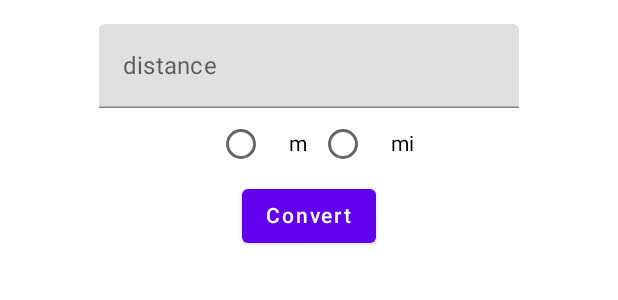
After one commit to fproks/UnitConvert, an Android app built with Jetpack Compose: the @Preview function DistanceConverter, on a phone screen of 412 x 824 dp. The commit adds this screen. Shown: the top 300 px of the screen. Run offline under Robolectric (Android 15) with nearby library versions, the phone set to English and light mode, and no system bars.

Commit message:
distance

```diff
--- /dev/null
+++ b/app/src/main/java/com/example/unitconvert/compose/DistanceConverter.kt
@@ -0,0 +1,110 @@
+package com.example.unitconvert.compose
+
+import androidx.compose.foundation.layout.Column
+import androidx.compose.foundation.layout.Row
+import androidx.compose.foundation.layout.fillMaxSize
+import androidx.compose.foundation.layout.padding
+import androidx.compose.foundation.text.KeyboardActions
+import androidx.compose.foundation.text.KeyboardOptions
+import androidx.compose.material.*
+import androidx.compose.runtime.Composable
+import androidx.compose.runtime.MutableState
+import androidx.compose.runtime.mutableStateOf
+import androidx.compose.runtime.saveable.rememberSaveable
+import androidx.compose.ui.Alignment
+import androidx.compose.ui.Modifier
+import androidx.compose.ui.platform.LocalFocusManager
+import androidx.compose.ui.res.stringResource
+import androidx.compose.ui.text.input.ImeAction
+import androidx.compose.ui.text.input.KeyboardType
+import androidx.compose.ui.tooling.preview.Preview
+import androidx.compose.ui.unit.dp
+import com.example.unitconvert.R
+import kotlinx.coroutines.scheduling.DefaultIoScheduler.default
+
+
+@Preview
+@Composable
+fun DistanceConverter() {
+    Column(
+        modifier = Modifier.fillMaxSize().padding(16.dp),
+        horizontalAlignment = Alignment.CenterHorizontally
+    ) {
+        val distance = rememberSaveable { mutableStateOf("") }
+        val result = rememberSaveable { mutableStateOf("") }
+        val selectedId = rememberSaveable { mutableStateOf(0) }
+        DistanceTextField(distance)
+        DistanceScaleButtonGroup()
+        Button(onClick = {
+            if (distance.value.isNotEmpty()) {
+                val dis = distance.value.let {
+                    try {
+                        it.toFloat()
+                    } catch (e: NumberFormatException) {
+                        Float.NaN
+                    }
+                }.let {
+                    if (!it.isNaN()) {
+                        when (selectedId.value) {
+                            R.string.meter -> it * 0.00062137F
+                            R.string.mile -> it / 0.00062137F
+                            else -> Float.NaN
+                        }
+                    } else Float.NaN
+                }
+            }
+        }, enabled = true) {
+            Text(text = stringResource(id = R.string.convert))
+        }
+        if (result.value.isNotEmpty()) {
+            Text(
+                text = result.value,
+                style = MaterialTheme.typography.h3
+            )
+        }
+
+
+    }
+}
+
+@Composable
+fun DistanceTextField(distance: MutableState<String>) {
+
+    val localFocusManager = LocalFocusManager.current
+    TextField(
+        value = distance.value,
+        onValueChange = {
+            distance.value = it
+        },
+        placeholder = { Text(text = stringResource(id = R.string.placeholder_distance)) },
+        keyboardActions = KeyboardActions(onDone = { localFocusManager.clearFocus() }),
+        keyboardOptions = KeyboardOptions(keyboardType = KeyboardType.Number, imeAction = ImeAction.Done),
+        singleLine = true
+    )
+}
+
+@Preview
+@Composable
+fun DistanceScaleButtonGroup() {
+    val sel = rememberSaveable { mutableStateOf(0) }
+    Row {
+        DistanceRadioButton(
+            selected = sel.value == R.string.meter,
+            selectedId = sel,
+            resId = R.string.meter
+        )
+        DistanceRadioButton(
+            selected = sel.value == R.string.mile,
+            selectedId = sel,
+            resId = R.string.mile
+        )
+    }
+}
+
+@Composable
+fun DistanceRadioButton(selected: Boolean, selectedId: MutableState<Int>, resId: Int) {
+    Row(verticalAlignment = Alignment.CenterVertically) {
+        RadioButton(selected = selected, onClick = { selectedId.value = resId })
+        Text(text = stringResource(id = resId), modifier = Modifier.padding(start = 8.dp))
+    }
+}
```
Also changed, not shown: app/src/main/java/com/example/unitconvert/MainActivity.kt (+1 -100 lines), app/src/main/java/com/example/unitconvert/compose/TemperatureConverter.kt (added, +108 -0 lines).
